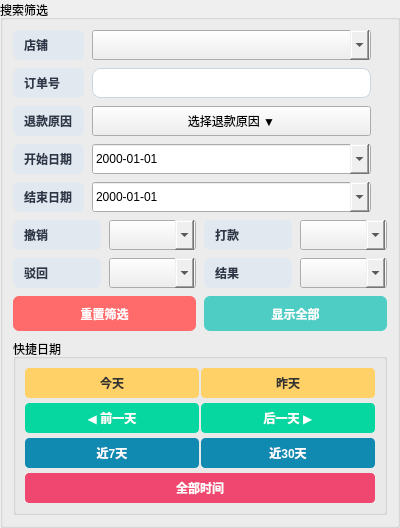
This is search_panel.ui in 244727418/shouhou as Qt 5 draws it before an edit. The edited form follows.
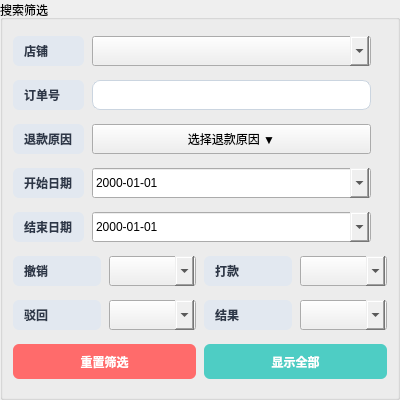
This is the edited form.

Commit message: 增加了彩色，拆分了快捷日期板块，新增了订单记录表格板块文件

```diff
--- a/search_panel.ui
+++ b/search_panel.ui
@@ -381,151 +381,7 @@
      </item>
     </layout>
    </item>
-   <item row="8" column="0" colspan="4">
-    <widget class="QGroupBox" name="quick_date_group">
-     <property name="title">
-      <string>快捷日期</string>
-     </property>
-     <layout class="QVBoxLayout" name="quick_date_layout">
-      <property name="spacing">
-       <number>5</number>
-      </property>
-      <item>
-       <layout class="QHBoxLayout" name="today_yesterday_layout">
-        <property name="spacing">
-         <number>2</number>
-        </property>
-        <item>
-         <widget class="QPushButton" name="today_btn">
-          <property name="text">
-           <string>今天</string>
-          </property>
-          <property name="minimumSize">
-           <size>
-            <width>90</width>
-            <height>30</height>
-           </size>
-          </property>
-          <property name="styleSheet">
-           <string notr="true">padding: 5px 8px; border: 1px solid #FFD166; border-radius: 4px; background-color: #FFD166; color: #333333; font-weight: bold;</string>
-          </property>
-         </widget>
-        </item>
-        <item>
-         <widget class="QPushButton" name="yesterday_btn">
-          <property name="text">
-           <string>昨天</string>
-          </property>
-          <property name="minimumSize">
-           <size>
-            <width>90</width>
-            <height>30</height>
-           </size>
-          </property>
-          <property name="styleSheet">
-           <string notr="true">padding: 5px 8px; border: 1px solid #FFD166; border-radius: 4px; background-color: #FFD166; color: #333333; font-weight: bold;</string>
-          </property>
-         </widget>
-        </item>
-       </layout>
-      </item>
-      <item>
-       <layout class="QHBoxLayout" name="prev_next_layout">
-        <property name="spacing">
-         <number>2</number>
-        </property>
-        <item>
-         <widget class="QPushButton" name="prev_day_btn">
-          <property name="text">
-           <string>◀ 前一天</string>
-          </property>
-          <property name="minimumSize">
-           <size>
-            <width>90</width>
-            <height>30</height>
-           </size>
-          </property>
-          <property name="styleSheet">
-           <string notr="true">padding: 5px 8px; border: 1px solid #06D6A0; border-radius: 4px; background-color: #06D6A0; color: white; font-weight: bold;</string>
-          </property>
-         </widget>
-        </item>
-        <item>
-         <widget class="QPushButton" name="next_day_btn">
-          <property name="text">
-           <string>后一天 ▶</string>
-          </property>
-          <property name="minimumSize">
-           <size>
-            <width>90</width>
-            <height>30</height>
-           </size>
-          </property>
-          <property name="styleSheet">
-           <string notr="true">padding: 5px 8px; border: 1px solid #06D6A0; border-radius: 4px; background-color: #06D6A0; color: white; font-weight: bold;</string>
-          </property>
-         </widget>
-        </item>
-       </layout>
-      </item>
-      <item>
-       <layout class="QHBoxLayout" name="week_month_layout">
-        <property name="spacing">
-         <number>2</number>
-        </property>
-        <item>
-         <widget class="QPushButton" name="week_btn">
-          <property name="text">
-           <string>近7天</string>
-          </property>
-          <property name="minimumSize">
-           <size>
-            <width>90</width>
-            <height>30</height>
-           </size>
-          </property>
-          <property name="styleSheet">
-           <string notr="true">padding: 5px 8px; border: 1px solid #118AB2; border-radius: 4px; background-color: #118AB2; color: white; font-weight: bold;</string>
-          </property>
-         </widget>
-        </item>
-        <item>
-         <widget class="QPushButton" name="month_btn">
-          <property name="text">
-           <string>近30天</string>
-          </property>
-          <property name="minimumSize">
-           <size>
-            <width>90</width>
-            <height>30</height>
-           </size>
-          </property>
-          <property name="styleSheet">
-           <string notr="true">padding: 5px 8px; border: 1px solid #118AB2; border-radius: 4px; background-color: #118AB2; color: white; font-weight: bold;</string>
-          </property>
-         </widget>
-        </item>
-       </layout>
-      </item>
-      <item>
-       <widget class="QPushButton" name="all_time_btn">
-        <property name="text">
-         <string>全部时间</string>
-        </property>
-        <property name="minimumSize">
-         <size>
-          <width>0</width>
-          <height>30</height>
-         </size>
-        </property>
-        <property name="styleSheet">
-         <string notr="true">padding: 5px 10px; border: 1px solid #EF476F; border-radius: 4px; background-color: #EF476F; color: white; font-weight: bold;</string>
-        </property>
-       </widget>
-      </item>
-     </layout>
-    </widget>
-   </item>
+
   </layout>
  </widget>
  <resources/>
```
The commit also changes 8 other files.
